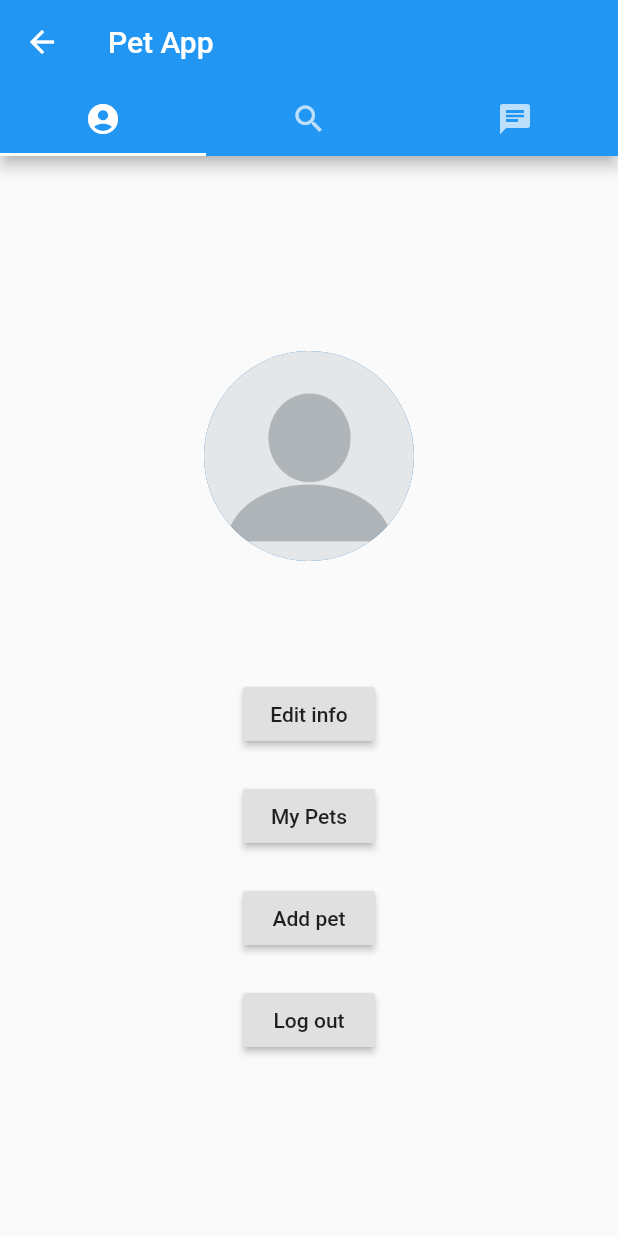
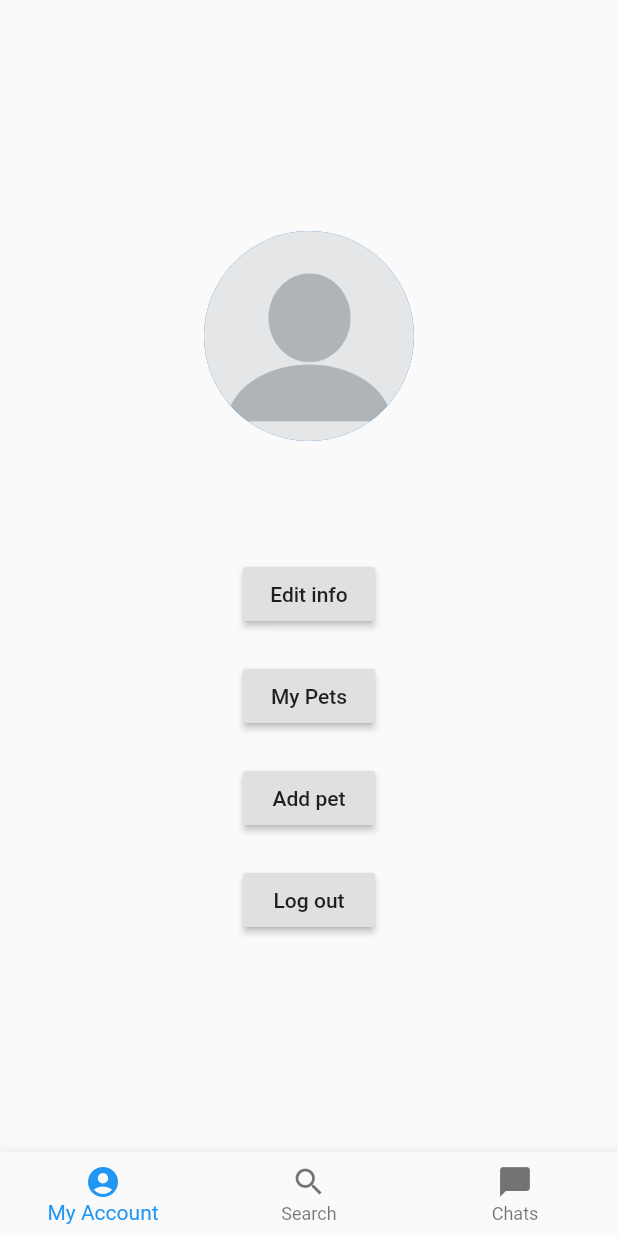
Before and after one commit to deniskrr/pet-app, a Flutter app: the HomePage screen opened by its route, on a phone screen of 412 x 824 dp. Run offline on Flutter 3.47's test engine with Material 2 defaults, Android fonts, the phone set to English and light mode, and no system bars; our stand-ins replace cloud_firestore, equatable, firebase_auth, firebase_storage, get_it, image_picker; missing offline and left inert: firestore_ui; accounts and stored records are empty.

```diff
--- a/lib/screens/home/home_page.dart
+++ b/lib/screens/home/home_page.dart
@@ -1,9 +1,7 @@
 import 'package:flutter/material.dart';
 import 'package:pet_app/screens/home/chat/chats_overview_page.dart';
 import 'package:pet_app/screens/home/profile/profile_page.dart';
-import 'package:pet_app/screens/home/search/pet/pet_search_page.dart';
-import 'package:pet_app/screens/home/search/pet_sitter/pet_sitter_search_page.dart';
-import 'package:toggle_switch/toggle_switch.dart';
+import 'package:pet_app/screens/home/search/search_page.dart';
 
 class HomePage extends StatefulWidget {
   static final routeName = '/home';
@@ -12,79 +10,42 @@ class HomePage extends StatefulWidget {
   _HomePageState createState() => _HomePageState();
 }
 
-class _HomePageState extends State<HomePage>
-    with SingleTickerProviderStateMixin {
-  TabController _tabController;
-  int searchIndex = 0;
-
-  @override
-  void initState() {
-    _tabController = new TabController(vsync: this, length: 3);
-    super.initState();
-  }
-
-  @override
-  void dispose() {
-    _tabController.dispose();
-    super.dispose();
-  }
+class _HomePageState extends State<HomePage> {
+  int _currentIndex = 0;
+  final List<Widget> _children = [
+    ProfilePage(),
+    SearchPage(),
+    ChatsOverviewPage(),
+  ];
 
   @override
   Widget build(BuildContext context) {
     return Scaffold(
-      appBar: AppBar(
-        title: Text("Pet App"),
-        bottom: TabBar(
-          onTap: (index) {
-            setState(() {
-              //Needed to rebuild the TabBar (to make the search switch appear or disappear)
-            });
-          },
-          controller: _tabController,
-          tabs: <Widget>[
-            Tab(
-              icon: Icon(Icons.account_circle),
-            ),
-            Tab(
-              child: _tabController.index == 1
-                  ? ToggleSwitch(
-                minWidth: 50,
-                activeBgColor: Colors.transparent,
-                activeTextColor: Colors.white,
-                inactiveBgColor: Colors.transparent,
-                inactiveTextColor: Colors.white,
-                initialLabelIndex: searchIndex,
-                labels: ['', ''],
-                onToggle: (index) {
-                  _tabController.animateTo(1);
-                  setState(() {
-                    searchIndex = index;
-                  });
-                },
-                activeColors: [Colors.green, Colors.amberAccent],
-                icons: [
-                  Icons.pets,
-                  Icons.accessibility,
-                ],
-              )
-                  : Icon(Icons.search),
-            ),
-            Tab(
-              icon: Icon(Icons.chat),
-            )
-          ],
-        ),
-      ),
-      body: SafeArea(
-        child: TabBarView(
-          controller: _tabController,
-          children: <Widget>[
-            ProfilePage(),
-            searchIndex == 0 ? PetSearchPage() : PetSitterSearchPage(),
-            ChatsOverviewPage(),
-          ],
-        ),
+      body: _children[_currentIndex],
+      bottomNavigationBar: BottomNavigationBar(
+        currentIndex: _currentIndex,
+        onTap: onTabTapped,
+        items: [
+          BottomNavigationBarItem(
+            icon: Icon(Icons.account_circle),
+            title: Text("My Account"),
+          ),
+          BottomNavigationBarItem(
+            icon: Icon(Icons.search),
+            title: Text("Search"),
+          ),
+          BottomNavigationBarItem(
+            icon: Icon(Icons.chat_bubble),
+            title: Text("Chats"),
+          ),
+        ],
       ),
     );
   }
+
+  void onTabTapped(int index) {
+    setState(() {
+      _currentIndex = index;
+    });
+  }
 }
```
Also changed, not shown: lib/screens/home/search/search_page.dart (added, +51 -0 lines).
